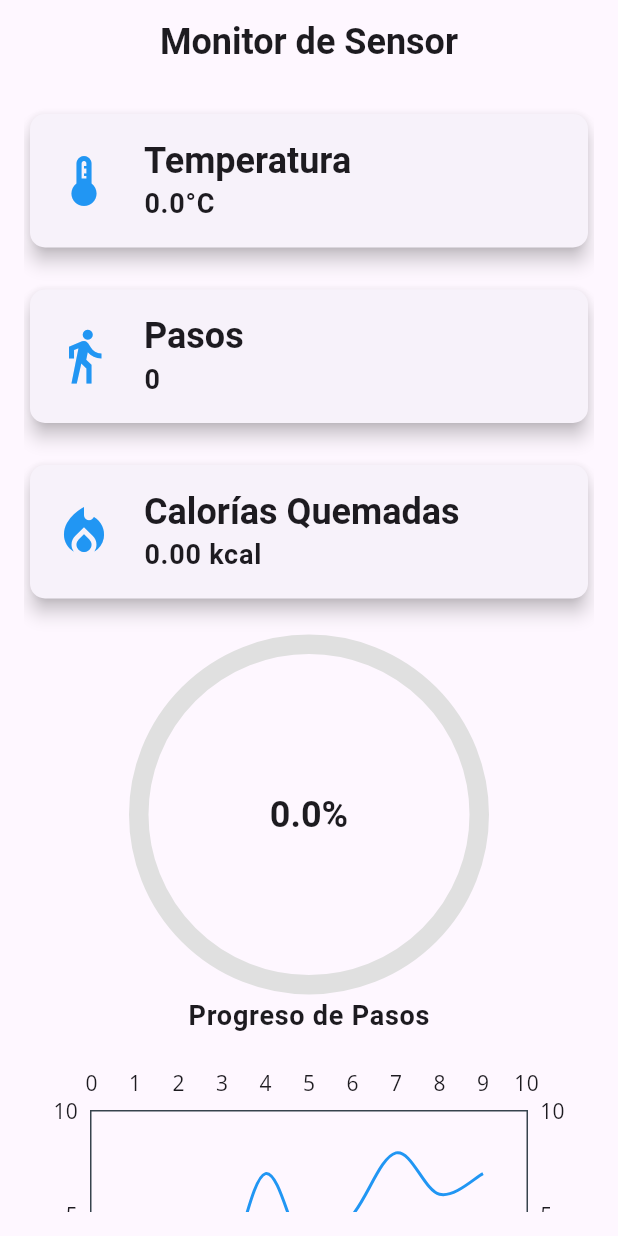
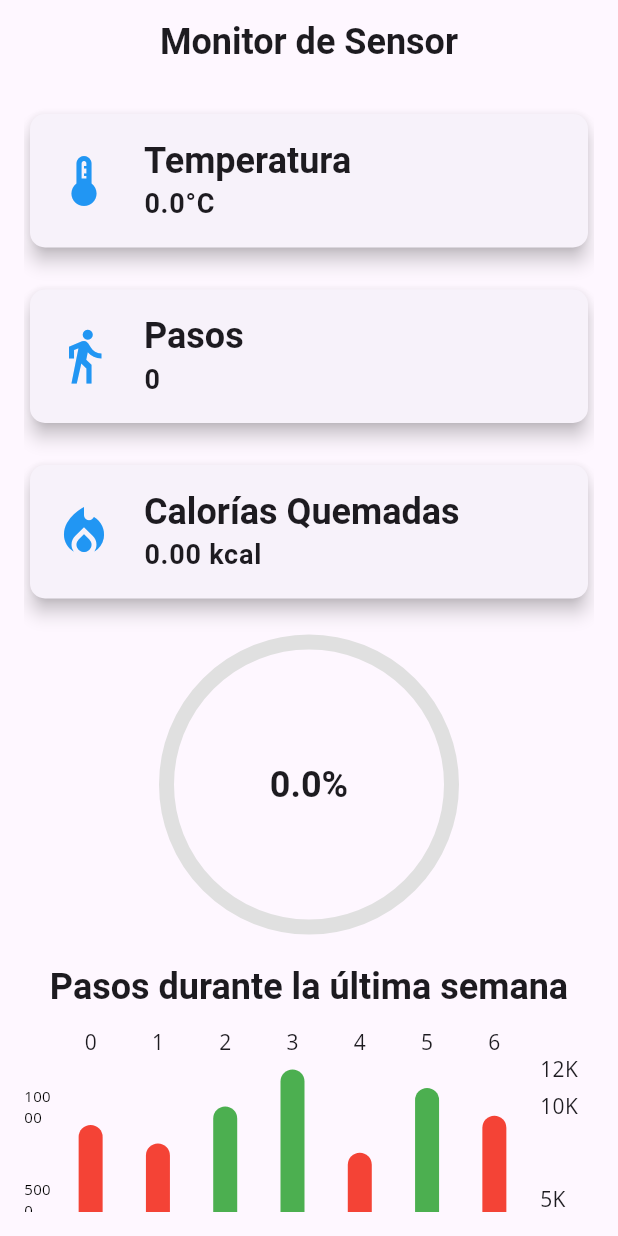
Before and after one commit to UrielElias01/HealthyAppV1, a Flutter app: the screen it shows after launch, on a phone screen of 412 x 824 dp. Run offline on Flutter 3.47's test engine with Material 3 defaults, Android fonts, the phone set to English and light mode, and no system bars; drawn by our look-alikes of fl_chart, percent_indicator; our stand-ins replace flutter_local_notifications, google_fonts; missing offline and left inert: mqtt_client.

Commit message:
DailyStepCounter

```diff
--- a/lib/main.dart
+++ b/lib/main.dart
@@ -1,7 +1,7 @@
 import 'package:flutter/material.dart';
 import 'package:google_fonts/google_fonts.dart';
 import 'package:fl_chart/fl_chart.dart';
-import 'package:percent_indicator/percent_indicator.dart';
+import 'package:percent_indicator/circular_percent_indicator.dart';
 import 'package:healtlyapp/services/mqtt_service.dart';
 import 'package:healtlyapp/services/notification_service.dart';
 
@@ -14,6 +14,7 @@ class MyApp extends StatelessWidget {
   Widget build(BuildContext context) {
     return MaterialApp(
       title: 'Sensor Project',
+      debugShowCheckedModeBanner: false,
       theme: ThemeData(
         primarySwatch: Colors.blue,
         textTheme:
@@ -37,9 +38,12 @@ class _HomePageState extends State<HomePage> {
   double temperature = 0.0;
   int steps = 0;
   double caloriesBurned = 0.0;
-  final int dailyStepGoal = 10000; // Límite de pasos diario
+  int dailyStepGoal = 10000; // Límite de pasos recomendado por día
   late MqttService mqttService;
   late NotificationService notificationService;
+
+  // Datos simulados de pasos por día
+  List<int> stepsPerDay = [9000, 8000, 10000, 12000, 7500, 11000, 9500];
 
   @override
   void initState() {
@@ -74,45 +78,101 @@ class _HomePageState extends State<HomePage> {
                       '${caloriesBurned.toStringAsFixed(2)} kcal',
                       Icons.local_fire_department),
                   SizedBox(height: 20),
-                  _buildCircularStepIndicator(),
+                  CircularPercentIndicator(
+                    radius: 100.0,
+                    lineWidth: 10.0,
+                    percent: steps / dailyStepGoal,
+                    center: new Text(
+                      "${(steps / dailyStepGoal * 100).toStringAsFixed(1)}%",
+                      style: Theme.of(context).textTheme.titleLarge,
+                    ),
+                    progressColor: Colors.blue,
+                    backgroundColor: Colors.grey.shade300,
+                    circularStrokeCap: CircularStrokeCap.round,
+                  ),
                   SizedBox(height: 20),
+                  Text(
+                    'Pasos durante la última semana',
+                    style: Theme.of(context).textTheme.titleLarge,
+                    textAlign: TextAlign.center,
+                  ),
+                  SizedBox(height: 10),
                   Container(
                     height: 200,
-                    child: LineChart(
-                      LineChartData(
-                        gridData: FlGridData(show: false),
-                        titlesData: FlTitlesData(show: true),
+                    child: BarChart(
+                      BarChartData(
+                        alignment: BarChartAlignment.spaceAround,
+                        barGroups: stepsPerDay.asMap().entries.map((entry) {
+                          int index = entry.key;
+                          int steps = entry.value;
+                          return BarChartGroupData(
+                            x: index,
+                            barRods: [
+                              BarChartRodData(
+                                toY: steps.toDouble(),
+                                color: steps >= dailyStepGoal
+                                    ? Colors.green
+                                    : Colors.red,
+                                width: 16,
+                              ),
+                            ],
+                          );
+                        }).toList(),
                         borderData: FlBorderData(
-                          show: true,
-                          border: Border.all(
-                            color: const Color(0xff37434d),
-                            width: 1,
+                          show: false,
+                        ),
+                        titlesData: FlTitlesData(
+                          bottomTitles: AxisTitles(
+                            sideTitles: SideTitles(
+                              showTitles: true,
+                              getTitlesWidget: (value, meta) {
+                                const style = TextStyle(
+                                  color: Colors.black,
+                                  fontSize: 10,
+                                );
+                                switch (value.toInt()) {
+                                  case 0:
+                                    return Text('Lun', style: style);
+                                  case 1:
+                                    return Text('Mar', style: style);
+                                  case 2:
+                                    return Text('Mié', style: style);
+                                  case 3:
+                                    return Text('Jue', style: style);
+                                  case 4:
+                                    return Text('Vie', style: style);
+                                  case 5:
+                                    return Text('Sáb', style: style);
+                                  case 6:
+                                    return Text('Dom', style: style);
+                                  default:
+                                    return Text('', style: style);
+                                }
+                              },
+                            ),
+                          ),
+                          leftTitles: AxisTitles(
+                            sideTitles: SideTitles(
+                              showTitles: true,
+                              getTitlesWidget: (value, meta) {
+                                const style = TextStyle(
+                                  color: Colors.black,
+                                  fontSize: 10,
+                                );
+                                return Text(
+                                    value == 0
+                                        ? '0'
+                                        : value == dailyStepGoal.toDouble() / 2
+                                            ? '${(dailyStepGoal / 2).toInt()}'
+                                            : value == dailyStepGoal.toDouble()
+                                                ? '$dailyStepGoal'
+                                                : '',
+                                    style: style);
+                              },
+                            ),
                           ),
                         ),
-                        minX: 0,
-                        maxX: 10,
-                        minY: 0,
-                        maxY: 10,
-                        lineBarsData: [
-                          LineChartBarData(
-                            spots: [
-                              FlSpot(0, 1),
-                              FlSpot(1, 3),
-                              FlSpot(2, 5),
-                              FlSpot(3, 2),
-                              FlSpot(4, 7),
-                              FlSpot(5, 3),
-                              FlSpot(6, 5),
-                              FlSpot(7, 8),
-                              FlSpot(8, 6),
-                              FlSpot(9, 7),
-                            ],
-                            isCurved: true,
-                            color: Colors.blue,
-                            dotData: FlDotData(show: false),
-                            belowBarData: BarAreaData(show: false),
-                          ),
-                        ],
+                        gridData: FlGridData(show: false),
                       ),
                     ),
                   ),
@@ -158,27 +218,6 @@ class _HomePageState extends State<HomePage> {
     );
   }
 
-  Widget _buildCircularStepIndicator() {
-    double percentComplete = steps / dailyStepGoal;
-    return CircularPercentIndicator(
-      radius: 120.0,
-      lineWidth: 13.0,
-      animation: true,
-      percent: percentComplete > 1.0 ? 1.0 : percentComplete,
-      center: Text(
-        "${(percentComplete * 100).toStringAsFixed(1)}%",
-        style: Theme.of(context).textTheme.titleLarge,
-      ),
-      footer: Text(
-        "Progreso de Pasos",
-        style: Theme.of(context).textTheme.bodyLarge,
-      ),
-      circularStrokeCap: CircularStrokeCap.round,
-      progressColor: percentComplete >= 1.0 ? Colors.green : Colors.blue,
-      backgroundColor: Colors.grey[300]!,
-    );
-  }
-
   void updateTemperature(double temp) {
     setState(() {
       temperature = temp;
```
